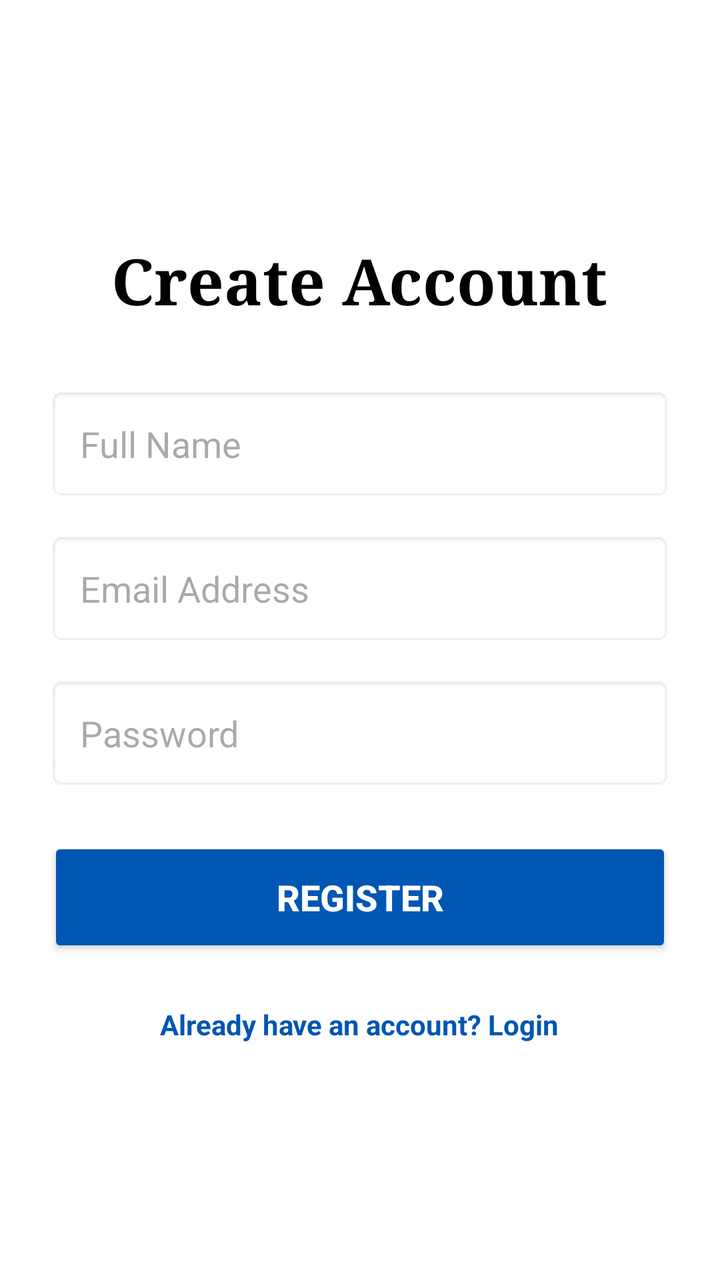
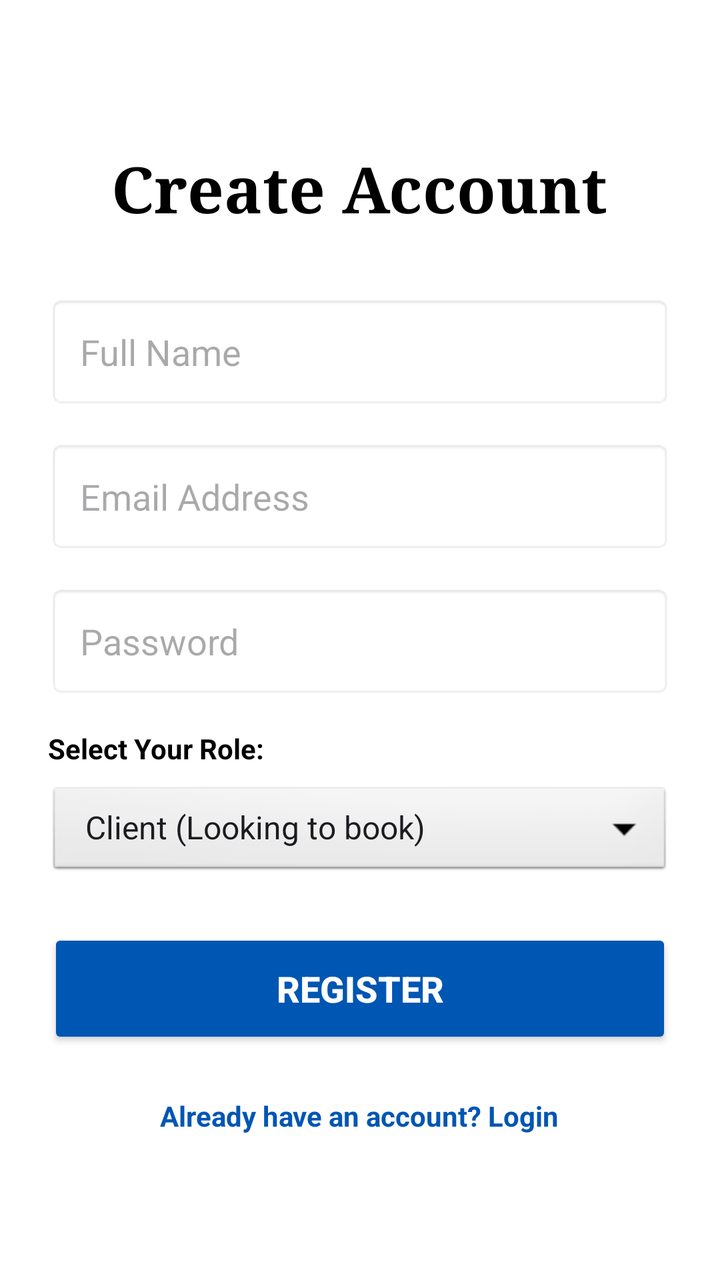

Screens rendered from an Android XML layout before and after an edit, with the pre-edit source and the edit as a unified diff.
<!-- AndroidManifest.xml: application theme Theme.FABIBOOKINGVENDORSYSTEM -->
<!-- res/layout/activity_register.xml -->
<?xml version="1.0" encoding="utf-8"?>
<LinearLayout xmlns:android="http://schemas.android.com/apk/res/android"
    android:layout_width="match_parent"
    android:layout_height="match_parent"
    android:orientation="vertical"
    android:padding="24dp"
    android:gravity="center"
    android:background="#FFFFFF">

    <TextView
        android:layout_width="wrap_content"
        android:layout_height="wrap_content"
        android:text="Create Account"
        android:textSize="32sp"
        android:textColor="#000000"
        android:fontFamily="serif"
        android:textStyle="bold"
        android:layout_marginBottom="32dp"/>

    <EditText
        android:id="@+id/etFullName"
        android:layout_width="match_parent"
        android:layout_height="wrap_content"
        android:hint="Full Name"
        android:inputType="textPersonName"
        android:padding="16dp"
        android:textColor="#000000"
        android:background="@android:drawable/editbox_background"
        android:layout_marginBottom="16dp"/>

    <EditText
        android:id="@+id/etEmail"
        android:layout_width="match_parent"
        android:layout_height="wrap_content"
        android:hint="Email Address"
        android:inputType="textEmailAddress"
        android:padding="16dp"
        android:textColor="#000000"
        android:background="@android:drawable/editbox_background"
        android:layout_marginBottom="16dp"/>

    <EditText
        android:id="@+id/etPassword"
        android:layout_width="match_parent"
        android:layout_height="wrap_content"
        android:hint="Password"
        android:inputType="textPassword"
        android:padding="16dp"
        android:textColor="#000000"
        android:background="@android:drawable/editbox_background"
        android:layout_marginBottom="24dp"/>

    <Button
        android:id="@+id/btnRegister"
        android:layout_width="match_parent"
        android:layout_height="60dp"
        android:text="Register"
        android:backgroundTint="#0056b3"
        android:textColor="#FFFFFF"
        android:textSize="18sp"
        android:textStyle="bold"/>

    <TextView
        android:id="@+id/tvLoginLink"
        android:layout_width="wrap_content"
        android:layout_height="wrap_content"
        android:text="Already have an account? Login"
        android:layout_marginTop="24dp"
        android:textColor="#0056b3"
        android:textStyle="bold"/>

</LinearLayout>
<!-- resources referenced by this layout -->
<resources>
  <style name="Theme.FABIBOOKINGVENDORSYSTEM" parent="Base.Theme.FABIBOOKINGVENDORSYSTEM" />
  <style name="Base.Theme.FABIBOOKINGVENDORSYSTEM" parent="Theme.Material3.DayNight.NoActionBar">
          
          
      </style>
</resources>

<!-- the commit's change to res/layout/activity_register.xml (unified diff, before → after) -->
@@ -48,7 +48,24 @@
         android:padding="16dp"
         android:textColor="#000000"
         android:background="@android:drawable/editbox_background"
-        android:layout_marginBottom="24dp"/>
+        android:layout_marginBottom="16dp"/>
+
+    <TextView
+        android:layout_width="wrap_content"
+        android:layout_height="wrap_content"
+        android:text="Select Your Role:"
+        android:textColor="#000000"
+        android:textStyle="bold"
+        android:layout_gravity="start"
+        android:layout_marginBottom="8dp"/>
+
+    <Spinner
+        android:id="@+id/spinnerRole"
+        android:layout_width="match_parent"
+        android:layout_height="wrap_content"
+        android:layout_marginBottom="24dp"
+        android:background="@android:drawable/btn_dropdown"
+        android:entries="@array/roles_array"/>
 
     <Button
         android:id="@+id/btnRegister"
<!-- resource entries referenced after the edit -->
@@ -1,5 +1,12 @@
 <!-- resources referenced by this layout -->
 <resources>
+  <string-array name="roles_array">
+          <item>Client (Looking to book)</item>
+          <item>Photographer</item>
+          <item>Videographer</item>
+          <item>DJ / Musician</item>
+          <item>Event Planner</item>
+      </string-array>
   <style name="Theme.FABIBOOKINGVENDORSYSTEM" parent="Base.Theme.FABIBOOKINGVENDORSYSTEM" />
   <style name="Base.Theme.FABIBOOKINGVENDORSYSTEM" parent="Theme.Material3.DayNight.NoActionBar">
           
